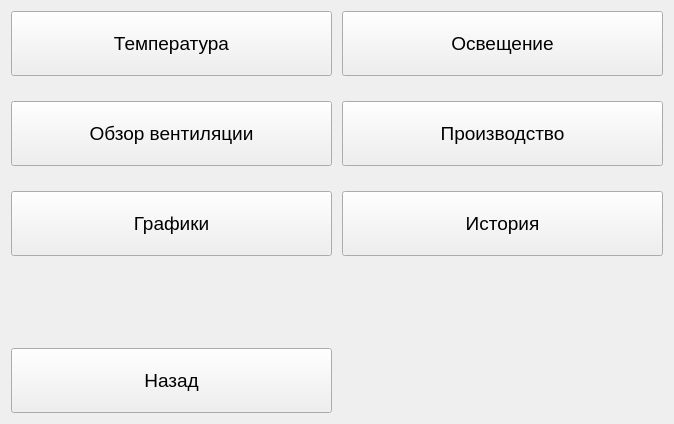
Qt form QtClient/QtClimaClient/Frames/MainMenuFrame.ui (ciberslavik/climacore) before a commit.
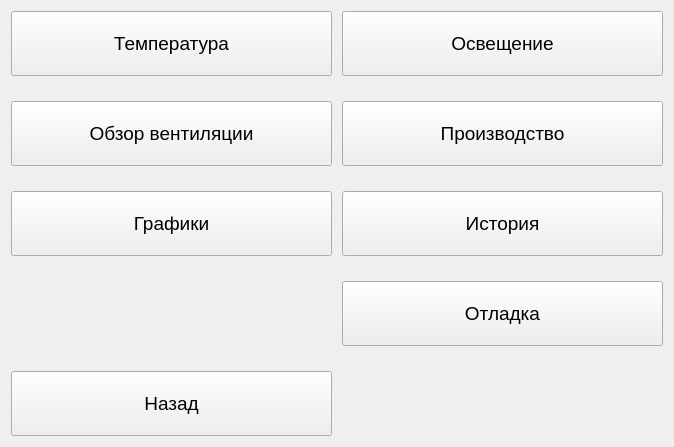
The same form after that commit. Icons and pictures are not drawn.

What changed in the file:
```diff
--- a/QtClient/QtClimaClient/Frames/MainMenuFrame.ui
+++ b/QtClient/QtClimaClient/Frames/MainMenuFrame.ui
@@ -211,6 +211,35 @@
      </property>
     </spacer>
    </item>
+   <item row="3" column="1">
+    <widget class="QPushButton" name="btnShowDebugFrame">
+     <property name="minimumSize">
+      <size>
+       <width>0</width>
+       <height>65</height>
+      </size>
+     </property>
+     <property name="maximumSize">
+      <size>
+       <width>16777215</width>
+       <height>65</height>
+      </size>
+     </property>
+     <property name="text">
+      <string>Отладка</string>
+     </property>
+     <property name="icon">
+      <iconset resource="../Resources.qrc">
+       <normaloff>:/Images/enginer.png</normaloff>:/Images/enginer.png</iconset>
+     </property>
+     <property name="iconSize">
+      <size>
+       <width>42</width>
+       <height>42</height>
+      </size>
+     </property>
+    </widget>
+   </item>
   </layout>
  </widget>
  <resources>
```
